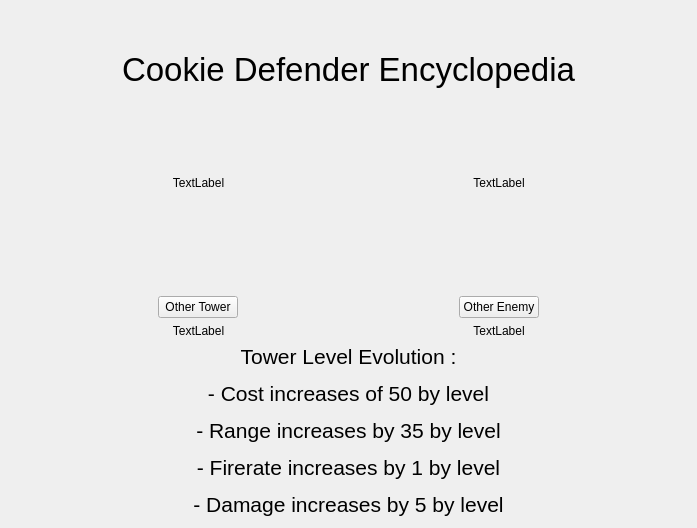
This is cookie_defender/formEncyclo.ui in JorisMonnet/Cookie_Defender as Qt 5 draws it before an edit. The edited form follows.
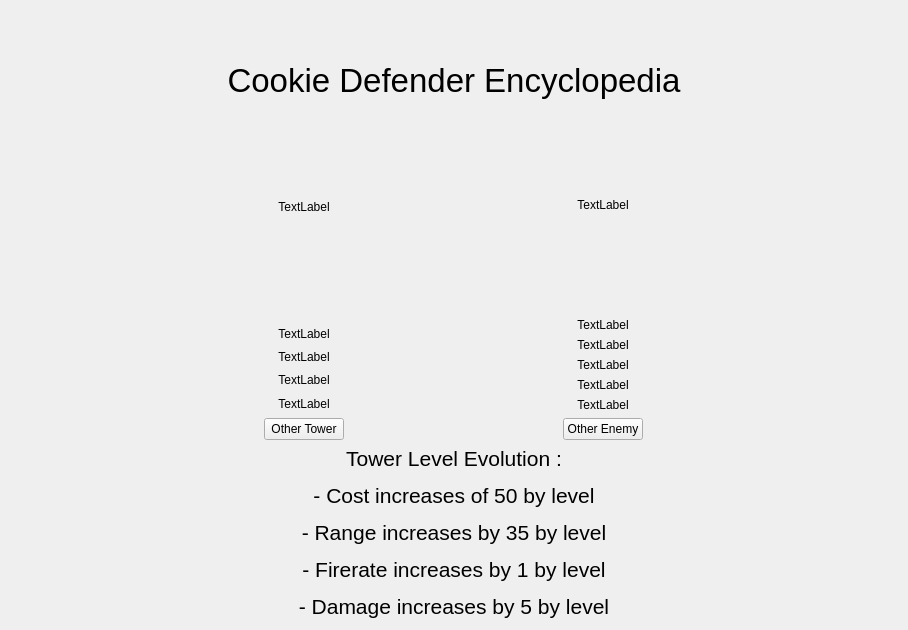
This is the edited form.

```diff
--- a/cookie_defender/formEncyclo.ui
+++ b/cookie_defender/formEncyclo.ui
@@ -6,8 +6,8 @@
    <rect>
     <x>0</x>
     <y>0</y>
-    <width>697</width>
-    <height>528</height>
+    <width>908</width>
+    <height>630</height>
    </rect>
   </property>
   <property name="windowTitle">
@@ -122,6 +122,46 @@
          </property>
         </spacer>
        </item>
+       <item>
+        <widget class="QLabel" name="labelTowerCarac_cost">
+         <property name="text">
+          <string>TextLabel</string>
+         </property>
+         <property name="alignment">
+          <set>Qt::AlignCenter</set>
+         </property>
+        </widget>
+       </item>
+       <item>
+        <widget class="QLabel" name="labelTowerCarac_range">
+         <property name="text">
+          <string>TextLabel</string>
+         </property>
+         <property name="alignment">
+          <set>Qt::AlignCenter</set>
+         </property>
+        </widget>
+       </item>
+       <item>
+        <widget class="QLabel" name="labelTowerCarac_damage">
+         <property name="text">
+          <string>TextLabel</string>
+         </property>
+         <property name="alignment">
+          <set>Qt::AlignCenter</set>
+         </property>
+        </widget>
+       </item>
+       <item>
+        <widget class="QLabel" name="labelTowerCarac_fireRate">
+         <property name="text">
+          <string>TextLabel</string>
+         </property>
+         <property name="alignment">
+          <set>Qt::AlignCenter</set>
+         </property>
+        </widget>
+       </item>
        <item>
         <layout class="QHBoxLayout" name="horizontalLayout_6">
          <item>
@@ -139,16 +179,6 @@
          </item>
         </layout>
        </item>
-       <item>
-        <widget class="QLabel" name="labelTowerCarac">
-         <property name="text">
-          <string>TextLabel</string>
-         </property>
-         <property name="alignment">
-          <set>Qt::AlignCenter</set>
-         </property>
-        </widget>
-       </item>
       </layout>
      </item>
      <item>
@@ -215,6 +245,56 @@
          </property>
         </spacer>
        </item>
+       <item>
+        <widget class="QLabel" name="labelMonsterCarac_hp">
+         <property name="text">
+          <string>TextLabel</string>
+         </property>
+         <property name="alignment">
+          <set>Qt::AlignCenter</set>
+         </property>
+        </widget>
+       </item>
+       <item>
+        <widget class="QLabel" name="labelMonsterCarac_shield">
+         <property name="text">
+          <string>TextLabel</string>
+         </property>
+         <property name="alignment">
+          <set>Qt::AlignCenter</set>
+         </property>
+        </widget>
+       </item>
+       <item>
+        <widget class="QLabel" name="labelMonsterCarac_damage">
+         <property name="text">
+          <string>TextLabel</string>
+         </property>
+         <property name="alignment">
+          <set>Qt::AlignCenter</set>
+         </property>
+        </widget>
+       </item>
+       <item>
+        <widget class="QLabel" name="labelMonsterCarac_speed">
+         <property name="text">
+          <string>TextLabel</string>
+         </property>
+         <property name="alignment">
+          <set>Qt::AlignCenter</set>
+         </property>
+        </widget>
+       </item>
+       <item>
+        <widget class="QLabel" name="labelMonsterCarac_reward">
+         <property name="text">
+          <string>TextLabel</string>
+         </property>
+         <property name="alignment">
+          <set>Qt::AlignCenter</set>
+         </property>
+        </widget>
+       </item>
        <item>
         <layout class="QHBoxLayout" name="horizontalLayout_5">
          <item>
@@ -232,16 +312,6 @@
          </item>
         </layout>
        </item>
-       <item>
-        <widget class="QLabel" name="labelMonsterCarac">
-         <property name="text">
-          <string>TextLabel</string>
-         </property>
-         <property name="alignment">
-          <set>Qt::AlignCenter</set>
-         </property>
-        </widget>
-       </item>
       </layout>
      </item>
      <item>
```
